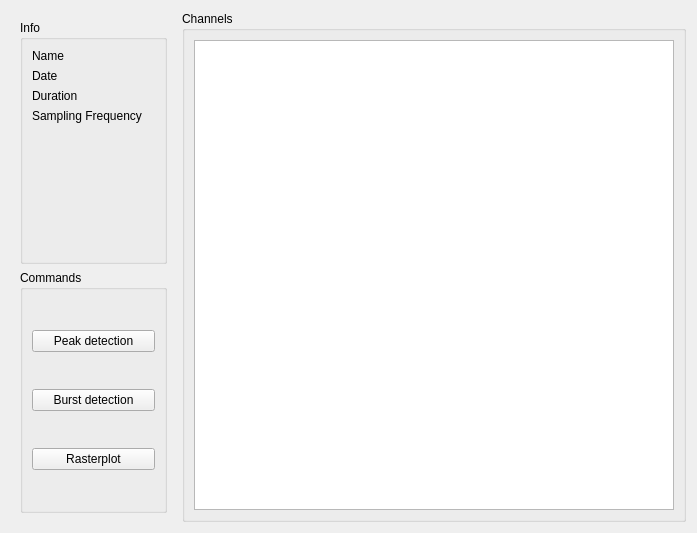
The window that pycode-gui/forms_source/phase_explorer.ui (lmascelli/pycode) describes before a commit, drawn with Qt 5.
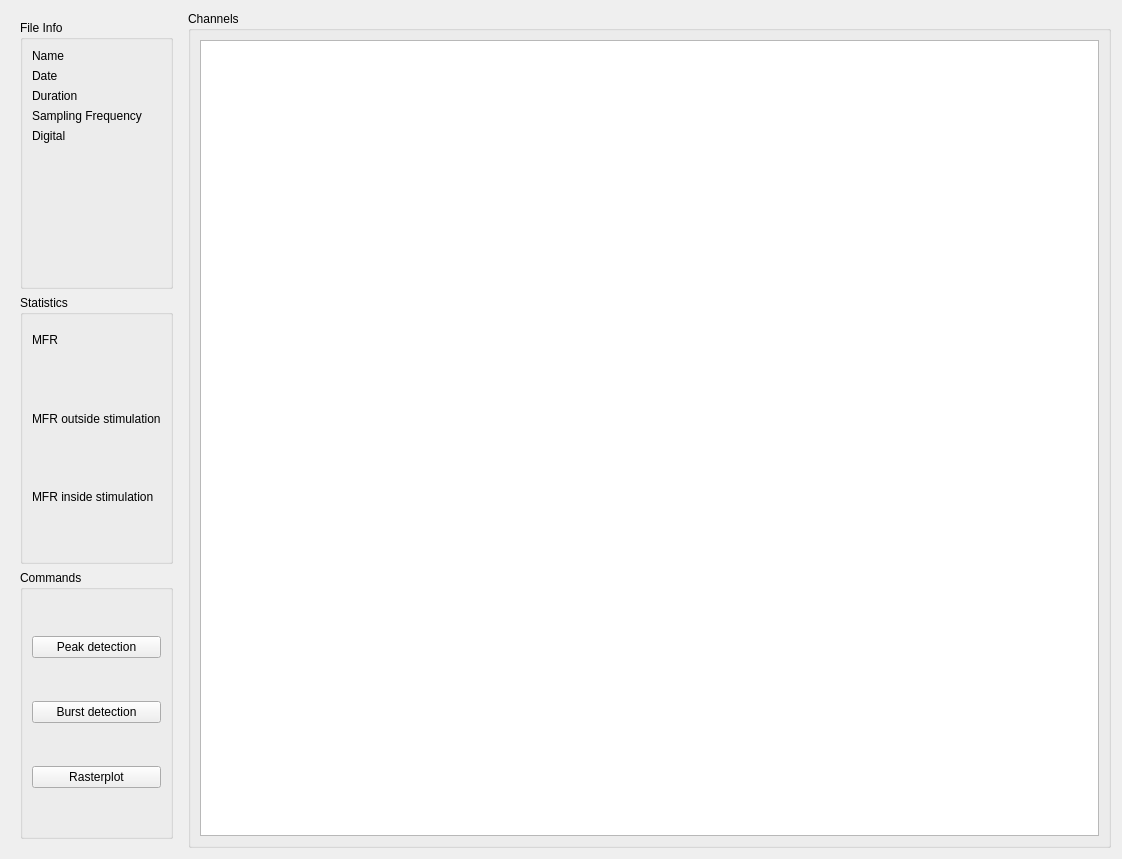
The same window after the commit.

The edit to the form file:
```diff
--- a/pycode-gui/forms_source/phase_explorer.ui
+++ b/pycode-gui/forms_source/phase_explorer.ui
@@ -6,8 +6,8 @@
    <rect>
     <x>0</x>
     <y>0</y>
-    <width>697</width>
-    <height>533</height>
+    <width>1122</width>
+    <height>859</height>
    </rect>
   </property>
   <property name="windowTitle">
@@ -20,7 +20,7 @@
       <item>
        <widget class="QGroupBox" name="groupBox">
         <property name="title">
-         <string>Info</string>
+         <string>File Info</string>
         </property>
         <layout class="QFormLayout" name="formLayout">
          <item row="0" column="0">
@@ -74,6 +74,71 @@
          </item>
          <item row="3" column="1">
           <widget class="QLabel" name="lbl_sampling_frequency">
+           <property name="text">
+            <string/>
+           </property>
+          </widget>
+         </item>
+         <item row="4" column="0">
+          <widget class="QLabel" name="label_2">
+           <property name="text">
+            <string>Digital</string>
+           </property>
+          </widget>
+         </item>
+         <item row="4" column="1">
+          <widget class="QLabel" name="lbl_digital">
+           <property name="text">
+            <string/>
+           </property>
+          </widget>
+         </item>
+        </layout>
+       </widget>
+      </item>
+      <item>
+       <widget class="QGroupBox" name="groupBox_4">
+        <property name="title">
+         <string>Statistics</string>
+        </property>
+        <layout class="QVBoxLayout" name="verticalLayout_4">
+         <item alignment="Qt::AlignmentFlag::AlignVCenter">
+          <widget class="QLabel" name="label_4">
+           <property name="text">
+            <string>MFR</string>
+           </property>
+          </widget>
+         </item>
+         <item>
+          <widget class="QLabel" name="lbl_mfr">
+           <property name="text">
+            <string/>
+           </property>
+          </widget>
+         </item>
+         <item>
+          <widget class="QLabel" name="label_6">
+           <property name="text">
+            <string>MFR outside stimulation</string>
+           </property>
+          </widget>
+         </item>
+         <item>
+          <widget class="QLabel" name="lbl_mfr_no_stim">
+           <property name="text">
+            <string/>
+           </property>
+          </widget>
+         </item>
+         <item>
+          <widget class="QLabel" name="label_8">
+           <property name="text">
+            <string>MFR inside stimulation</string>
+           </property>
+          </widget>
+         </item>
+         <item>
+          <widget class="QLabel" name="lbl_mfr_stim">
            <property name="text">
             <string/>
            </property>
```
